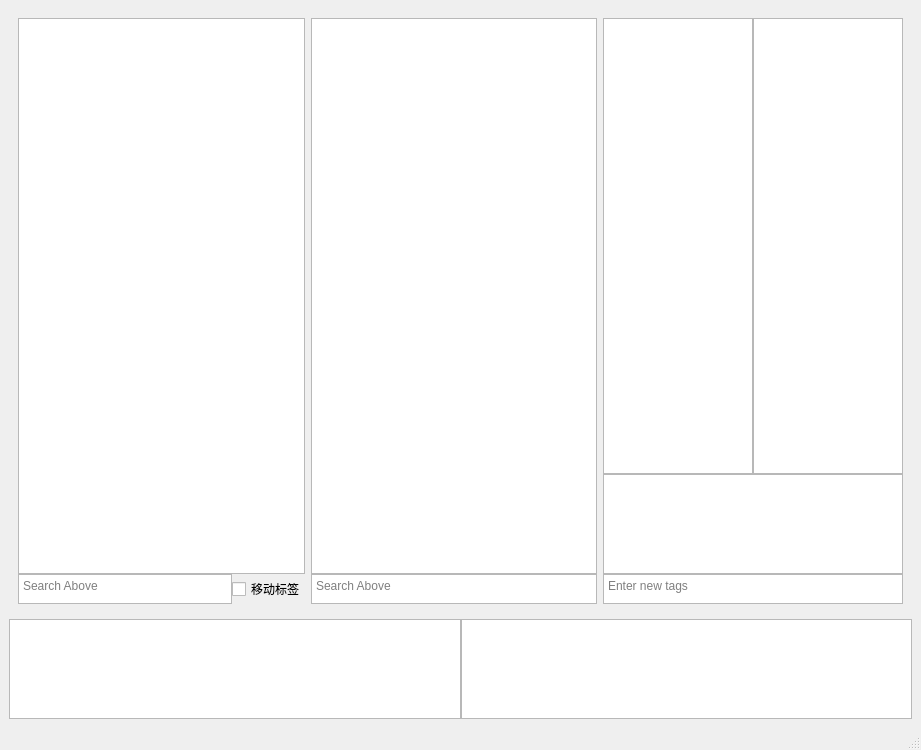
Before: the Qt Designer form ui/tag_tree_management.ui in djasoid/pixiv_pictures_manager, drawn with Qt 5.
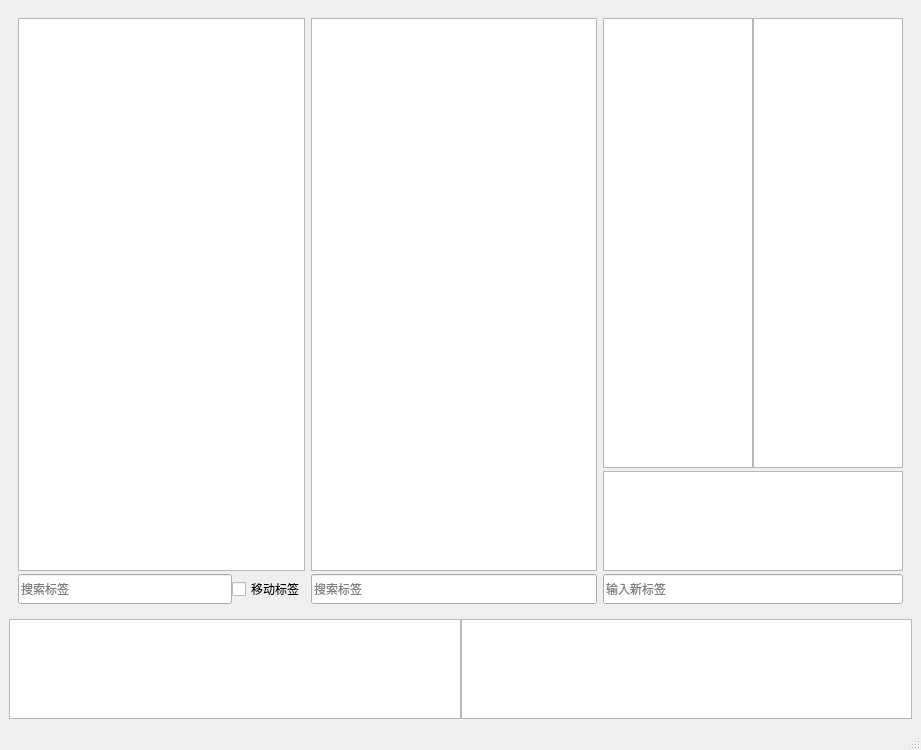
After: the same form once the commit is applied. Icons and pictures are not drawn. Custom widgets are drawn as their Qt base class.

```diff
--- a/ui/tag_tree_management.ui
+++ b/ui/tag_tree_management.ui
@@ -43,7 +43,7 @@
        <item>
         <layout class="QVBoxLayout" name="viewTreeLayout">
          <property name="spacing">
-          <number>0</number>
+          <number>3</number>
          </property>
          <property name="sizeConstraint">
           <enum>QLayout::SizeConstraint::SetDefaultConstraint</enum>
@@ -115,18 +115,15 @@
              <number>0</number>
             </property>
             <item>
-             <widget class="QTextEdit" name="viewTreeSearchEdit">
-              <property name="maximumSize">
+             <widget class="QLineEdit" name="viewTreeSearchEdit">
+              <property name="minimumSize">
                <size>
-                <width>16777215</width>
+                <width>0</width>
                 <height>30</height>
                </size>
               </property>
-              <property name="acceptRichText">
-               <bool>false</bool>
-              </property>
               <property name="placeholderText">
-               <string>Search Above</string>
+               <string>搜索标签</string>
               </property>
              </widget>
             </item>
@@ -145,7 +142,7 @@
        <item>
         <layout class="QVBoxLayout" name="mainTreeLayout">
          <property name="spacing">
-          <number>0</number>
+          <number>3</number>
          </property>
          <item>
           <widget class="MainTagTreeWidget" name="mainTree">
@@ -175,18 +172,21 @@
           </widget>
          </item>
          <item>
-          <widget class="QTextEdit" name="mainTreeSearchEdit">
-           <property name="maximumSize">
+          <widget class="QLineEdit" name="mainTreeSearchEdit">
+           <property name="sizePolicy">
+            <sizepolicy hsizetype="Expanding" vsizetype="Fixed">
+             <horstretch>0</horstretch>
+             <verstretch>0</verstretch>
+            </sizepolicy>
+           </property>
+           <property name="minimumSize">
             <size>
-             <width>16777215</width>
+             <width>0</width>
              <height>30</height>
             </size>
            </property>
-           <property name="acceptRichText">
-            <bool>false</bool>
-           </property>
            <property name="placeholderText">
-            <string>Search Above</string>
+            <string>搜索标签</string>
            </property>
           </widget>
          </item>
@@ -195,7 +195,7 @@
        <item>
         <layout class="QVBoxLayout" name="tagEditLayout">
          <property name="spacing">
-          <number>0</number>
+          <number>3</number>
          </property>
          <item>
           <layout class="QHBoxLayout" name="newTagLayout">
@@ -283,24 +283,15 @@
           </widget>
          </item>
          <item>
-          <widget class="QTextEdit" name="newTagInput">
-           <property name="sizePolicy">
-            <sizepolicy hsizetype="Preferred" vsizetype="Expanding">
-             <horstretch>0</horstretch>
-             <verstretch>0</verstretch>
-            </sizepolicy>
-           </property>
-           <property name="maximumSize">
+          <widget class="QLineEdit" name="newTagInput">
+           <property name="minimumSize">
             <size>
-             <width>16777215</width>
+             <width>0</width>
              <height>30</height>
             </size>
            </property>
-           <property name="acceptRichText">
-            <bool>false</bool>
-           </property>
            <property name="placeholderText">
-            <string>Enter new tags</string>
+            <string>输入新标签</string>
            </property>
           </widget>
          </item>
```
